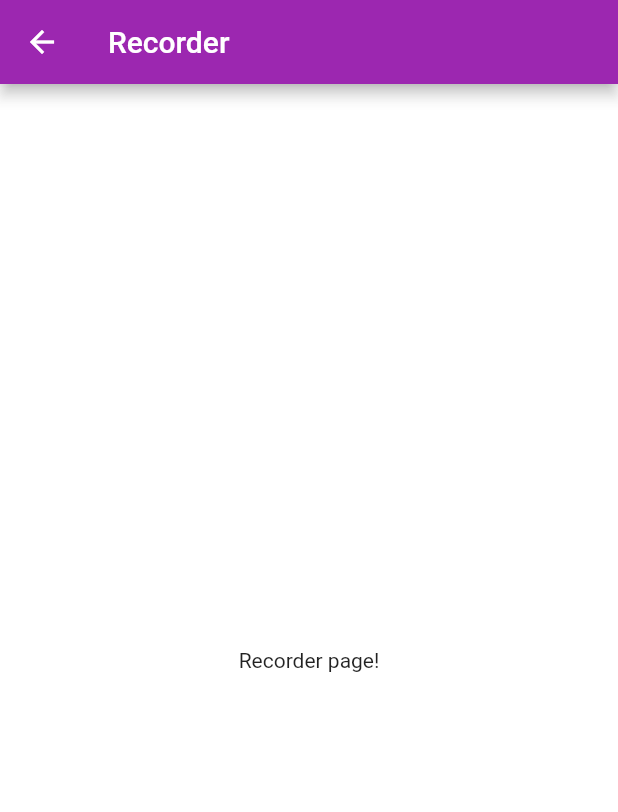
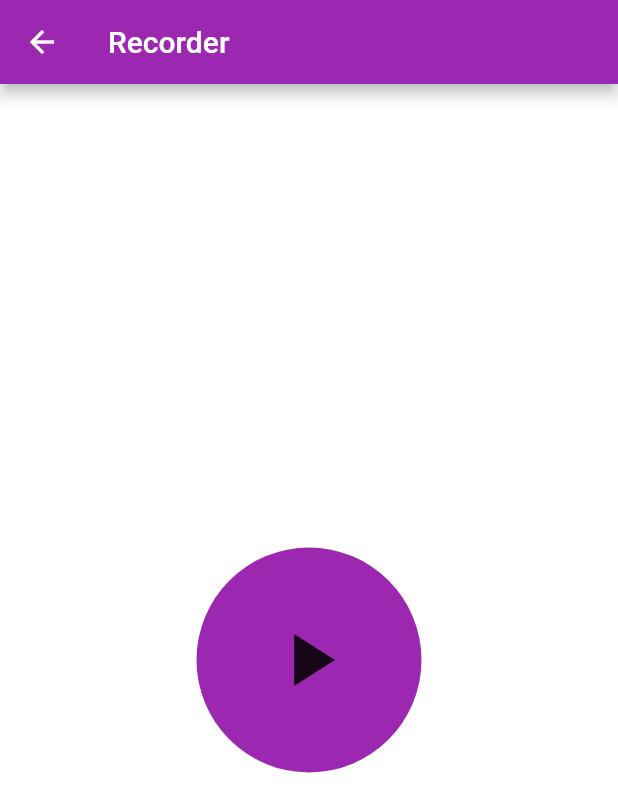
Before and after one commit to uneecorn/audiozitos, a Flutter app: the RecorderPage screen opened by its route, on a phone screen of 412 x 824 dp. Shown: the top 812 px of the screen. Run offline on Flutter 3.47's test engine with Material 2 defaults, Android fonts, the phone set to English and light mode, and no system bars.

Commit message:
adding recording button prototype

```diff
--- a/lib/ui/recorder_page.dart
+++ b/lib/ui/recorder_page.dart
@@ -1,6 +1,35 @@
 import 'package:flutter/material.dart';
 
-class RecorderPage extends StatelessWidget {
+class RecorderPage extends StatefulWidget {
+  @override
+  _RecorderPageState createState() => _RecorderPageState();
+}
+
+class _RecorderPageState extends State<RecorderPage> {
+  bool _isRecording = false;
+
+  IconData get _startStopButtonIcon =>
+      _isRecording ? Icons.stop : Icons.play_arrow;
+
+  void _startRecording() {
+    setState(() {
+      _isRecording = true;
+    });
+  }
+
+  void _stopRecording() {
+    setState(() {
+      _isRecording = false;
+    });
+  }
+
+  void _onStartStopButtonPressed() {
+    if (_isRecording)
+      _stopRecording();
+    else
+      _startRecording();
+  }
+
   @override
   Widget build(BuildContext context) => Scaffold(
         //App Bar
@@ -15,7 +44,28 @@ class RecorderPage extends StatelessWidget {
             Column(
               mainAxisAlignment: MainAxisAlignment.center,
               children: <Widget>[
-                Text('Recorder page!'),
+                Center(
+                  child: Material(
+                    color: Theme.of(context).primaryColor,
+                    borderRadius: BorderRadius.circular(75.0),
+                    child: Container(
+                      height: 150.0,
+                      width: 150.0,
+                      child: InkWell(
+                        borderRadius: BorderRadius.circular(75.0),
+                        splashColor: Theme.of(context).accentColor,
+                        highlightColor: Theme.of(context).accentColor,
+                        onTap: _onStartStopButtonPressed,
+                        child: Center(
+                          child: Icon(
+                            _startStopButtonIcon,
+                            size: 60.0,
+                          ),
+                        ),
+                      ),
+                    ),
+                  ),
+                ),
               ],
             )
           ],
```
